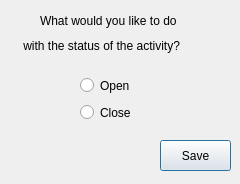
Above: GUI/activitystatus.ui from AudreyFrancisco/SingleLadderQualification before the change. Below: the same form after it.
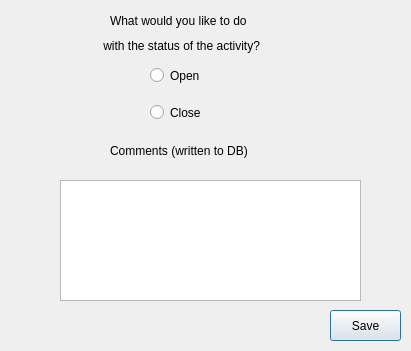
That is the form after the change.

Commit message: writing Comment.txt file, adding Text file type , bug fix

```diff
--- a/GUI/activitystatus.ui
+++ b/GUI/activitystatus.ui
@@ -6,8 +6,8 @@
    <rect>
     <x>0</x>
     <y>0</y>
-    <width>240</width>
-    <height>184</height>
+    <width>411</width>
+    <height>351</height>
    </rect>
   </property>
   <property name="windowTitle">
@@ -16,9 +16,9 @@
   <widget class="QLabel" name="label">
    <property name="geometry">
     <rect>
-     <x>40</x>
+     <x>110</x>
      <y>0</y>
-     <width>191</width>
+     <width>241</width>
      <height>41</height>
     </rect>
    </property>
@@ -29,8 +29,8 @@
   <widget class="QRadioButton" name="openactiv">
    <property name="geometry">
     <rect>
-     <x>80</x>
-     <y>70</y>
+     <x>150</x>
+     <y>60</y>
      <width>71</width>
      <height>31</height>
     </rect>
@@ -42,9 +42,9 @@
   <widget class="QLabel" name="label_2">
    <property name="geometry">
     <rect>
-     <x>20</x>
+     <x>100</x>
      <y>30</y>
-     <width>211</width>
+     <width>281</width>
      <height>31</height>
     </rect>
    </property>
@@ -55,7 +55,7 @@
   <widget class="QRadioButton" name="closeactiv">
    <property name="geometry">
     <rect>
-     <x>80</x>
+     <x>150</x>
      <y>100</y>
      <width>109</width>
      <height>25</height>
@@ -68,8 +68,8 @@
   <widget class="QPushButton" name="save">
    <property name="geometry">
     <rect>
-     <x>160</x>
-     <y>140</y>
+     <x>330</x>
+     <y>310</y>
      <width>71</width>
      <height>31</height>
     </rect>
@@ -78,6 +78,29 @@
     <string>Save</string>
    </property>
   </widget>
+  <widget class="QLabel" name="label_3">
+   <property name="geometry">
+    <rect>
+     <x>110</x>
+     <y>130</y>
+     <width>221</width>
+     <height>41</height>
+    </rect>
+   </property>
+   <property name="text">
+    <string>Comments (written to DB)</string>
+   </property>
+  </widget>
+  <widget class="QTextEdit" name="com">
+   <property name="geometry">
+    <rect>
+     <x>60</x>
+     <y>180</y>
+     <width>301</width>
+     <height>121</height>
+    </rect>
+   </property>
+  </widget>
  </widget>
  <resources/>
  <connections/>
```
The commit also changes 8 other files.
